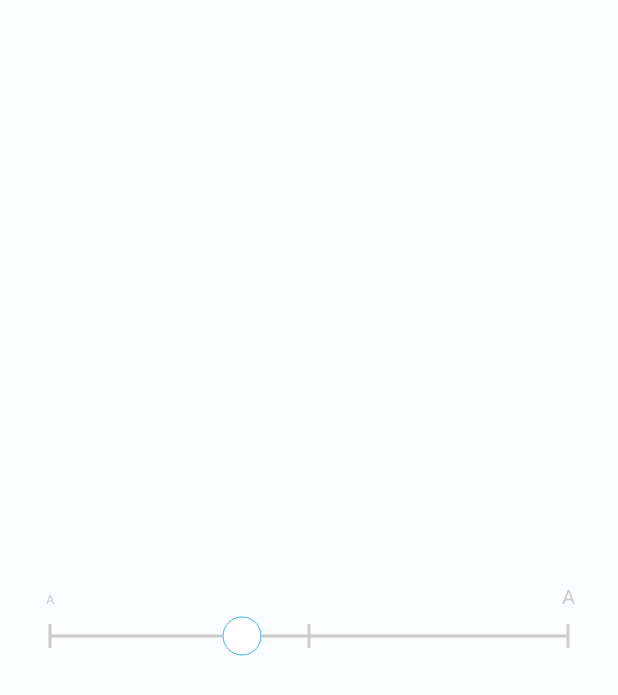
After one commit to DrakeZhao/SensorRecv, an Android app: the layout text_size_dialog.xml on its own in the app's theme, with its tools: preview values and no code run, on a phone screen of 412 x 824 dp. The commit adds this screen. Shown: the top 695 px of the screen. Run offline under Robolectric (Android 15) with nearby library versions, the phone set to English and light mode, and no system bars.

Commit message:
removed font scale change

```diff
--- /dev/null
+++ b/app/src/main/res/layout/text_size_dialog.xml
@@ -0,0 +1,15 @@
+<?xml version="1.0" encoding="utf-8"?>
+<LinearLayout xmlns:android="http://schemas.android.com/apk/res/android"
+    android:id="@+id/root_dialog"
+    android:layout_width="match_parent"
+    android:layout_height="match_parent">
+
+    <fontsliderbar.FontSliderBar
+        android:id="@+id/fontSliderBar"
+        android:layout_width="match_parent"
+        android:layout_height="wrap_content"
+        android:layout_gravity="center"
+        android:layout_marginStart="20dp"
+        android:layout_marginEnd="20dp"/>
+
+</LinearLayout>
```
Also changed, not shown: app/src/main/java/com/zz19u21/sensorrecv/DeviceActivity.kt (+15 -15 lines), app/src/main/java/com/zz19u21/sensorrecv/MainActivity.kt (+43 -16 lines), app/src/main/res/layout/activity_main.xml (+0 -12 lines).
